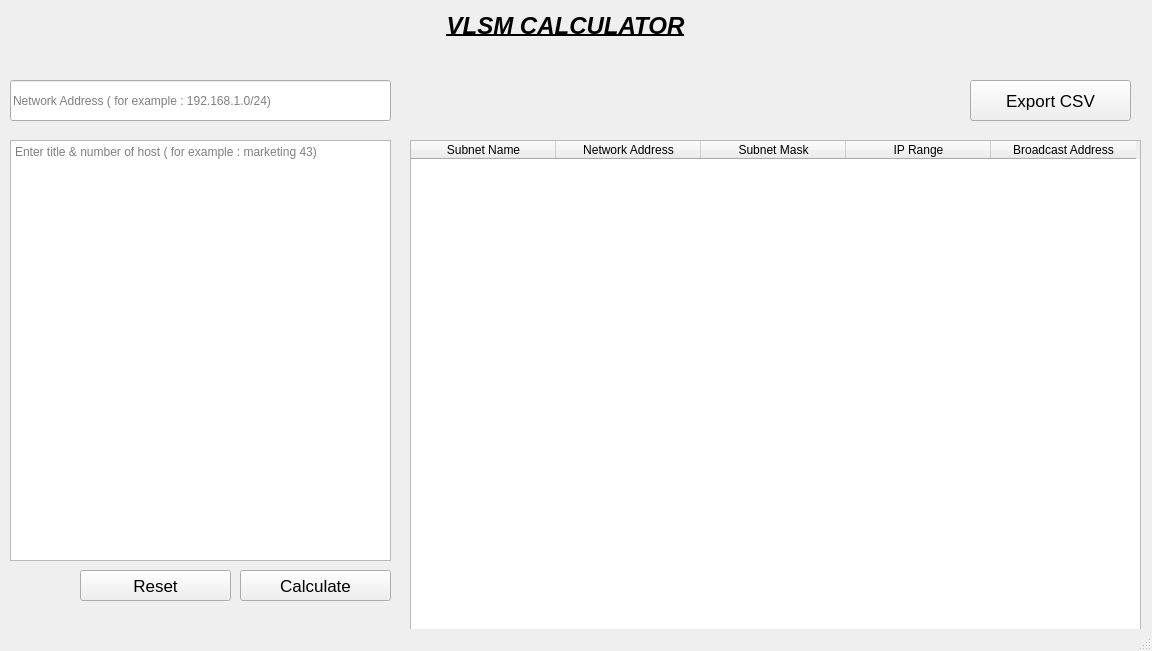
The window that VLSM_Calculator/app.ui (Shad-Alam/VLSM-Calculator-App) describes before a commit, drawn with Qt 5.
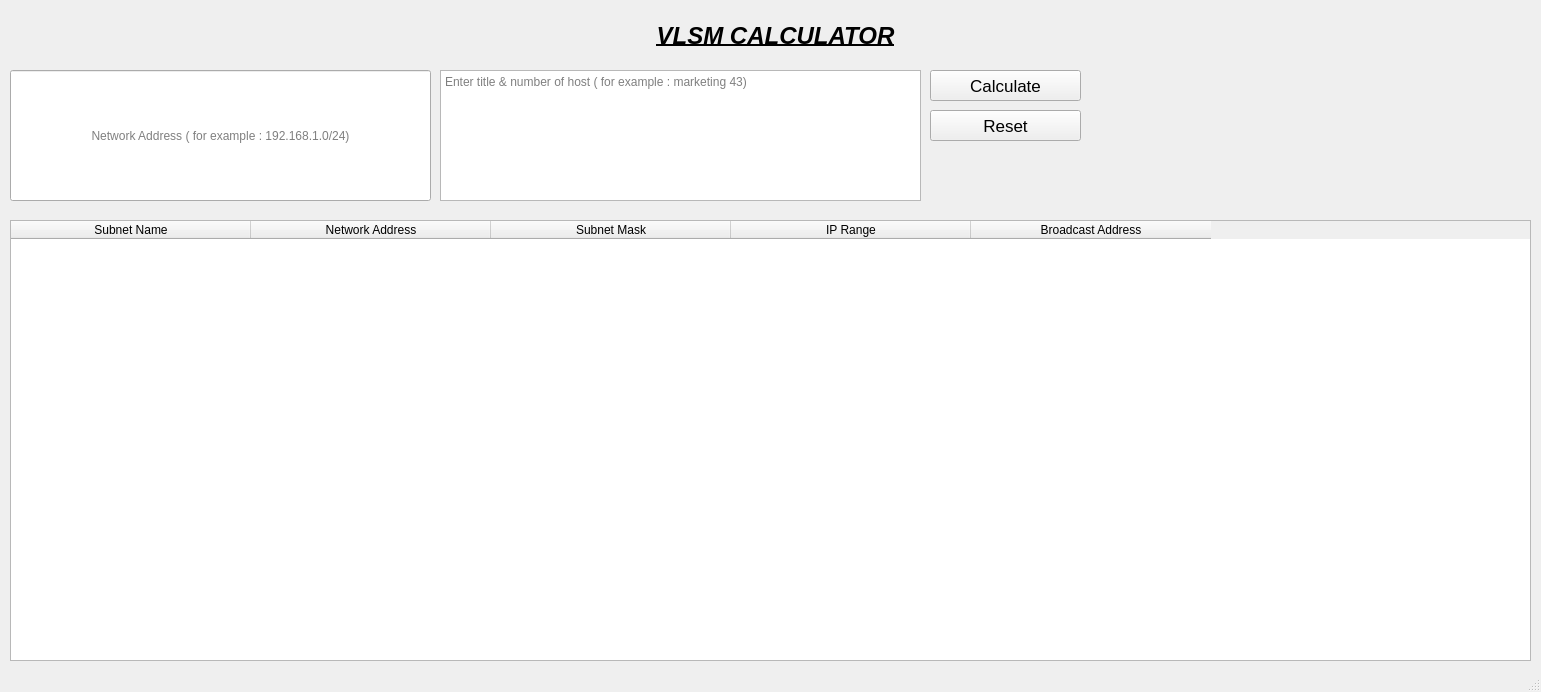
The same window after the commit.

Patch:
```diff
--- a/VLSM_Calculator/app.ui
+++ b/VLSM_Calculator/app.ui
@@ -6,8 +6,8 @@
    <rect>
     <x>0</x>
     <y>0</y>
-    <width>1152</width>
-    <height>651</height>
+    <width>1541</width>
+    <height>692</height>
    </rect>
   </property>
   <property name="windowTitle">
@@ -32,8 +32,8 @@
    <widget class="QLabel" name="label">
     <property name="geometry">
      <rect>
-      <x>400</x>
-      <y>10</y>
+      <x>610</x>
+      <y>20</y>
       <width>331</width>
       <height>31</height>
      </rect>
@@ -58,14 +58,17 @@
     <property name="geometry">
      <rect>
       <x>10</x>
-      <y>80</y>
-      <width>381</width>
-      <height>41</height>
+      <y>70</y>
+      <width>421</width>
+      <height>131</height>
      </rect>
     </property>
     <property name="text">
      <string/>
     </property>
+    <property name="alignment">
+     <set>Qt::AlignCenter</set>
+    </property>
     <property name="placeholderText">
      <string>Network Address ( for example : 192.168.1.0/24)</string>
     </property>
@@ -73,10 +76,10 @@
    <widget class="QTextEdit" name="te_hosts">
     <property name="geometry">
      <rect>
-      <x>10</x>
-      <y>140</y>
-      <width>381</width>
-      <height>421</height>
+      <x>440</x>
+      <y>70</y>
+      <width>481</width>
+      <height>131</height>
      </rect>
     </property>
     <property name="placeholderText">
@@ -86,8 +89,8 @@
    <widget class="QPushButton" name="btn_calculation">
     <property name="geometry">
      <rect>
-      <x>240</x>
-      <y>570</y>
+      <x>930</x>
+      <y>70</y>
       <width>151</width>
       <height>31</height>
      </rect>
@@ -104,64 +107,61 @@
    <widget class="QTableWidget" name="tableWidget_Data">
     <property name="geometry">
      <rect>
-      <x>410</x>
-      <y>140</y>
-      <width>731</width>
-      <height>491</height>
+      <x>10</x>
+      <y>220</y>
+      <width>1521</width>
+      <height>441</height>
      </rect>
     </property>
     <attribute name="horizontalHeaderDefaultSectionSize">
-     <number>145</number>
+     <number>240</number>
     </attribute>
     <column>
      <property name="text">
       <string>Subnet Name</string>
      </property>
+     <property name="textAlignment">
+      <set>AlignCenter</set>
+     </property>
     </column>
     <column>
      <property name="text">
       <string>Network Address</string>
      </property>
+     <property name="textAlignment">
+      <set>AlignCenter</set>
+     </property>
     </column>
     <column>
      <property name="text">
       <string>Subnet Mask</string>
      </property>
+     <property name="textAlignment">
+      <set>AlignCenter</set>
+     </property>
     </column>
     <column>
      <property name="text">
       <string>IP Range</string>
      </property>
+     <property name="textAlignment">
+      <set>AlignCenter</set>
+     </property>
     </column>
     <column>
      <property name="text">
       <string>Broadcast Address</string>
      </property>
+     <property name="textAlignment">
+      <set>AlignCenter</set>
+     </property>
     </column>
    </widget>
-   <widget class="QPushButton" name="btn_export_csv">
-    <property name="geometry">
-     <rect>
-      <x>970</x>
-      <y>80</y>
-      <width>161</width>
-      <height>41</height>
-     </rect>
-    </property>
-    <property name="font">
-     <font>
-      <pointsize>13</pointsize>
-     </font>
-    </property>
-    <property name="text">
-     <string>Export CSV</string>
-    </property>
-   </widget>
    <widget class="QPushButton" name="btn_reset">
     <property name="geometry">
      <rect>
-      <x>80</x>
-      <y>570</y>
+      <x>930</x>
+      <y>110</y>
       <width>151</width>
       <height>31</height>
      </rect>
```
Left out of the diff: 2 changed lines with no effect on the pictures.
